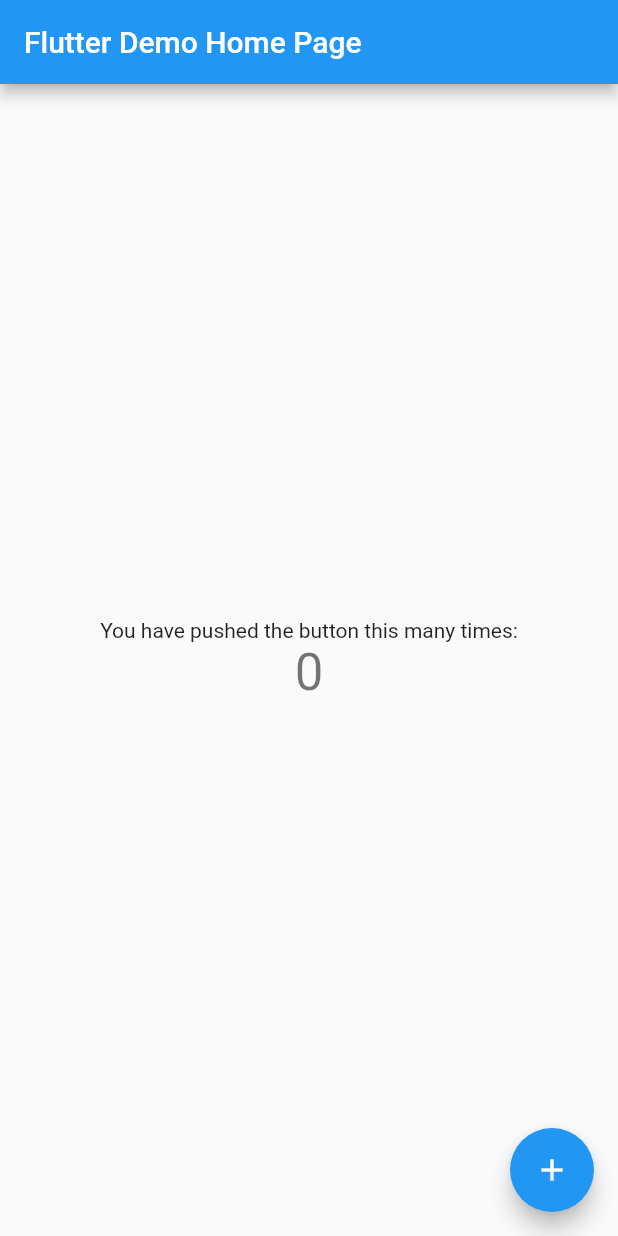
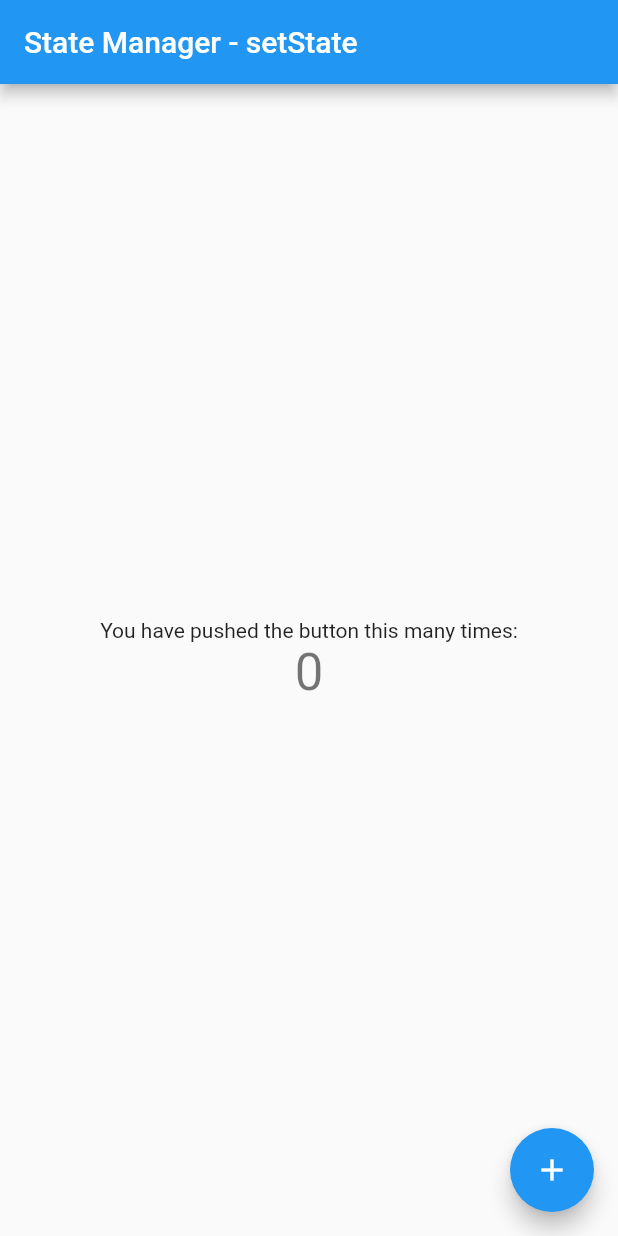
Before and after one commit to be-sanfra/flutter-state-managers, a Flutter app: the screen it shows after launch, on a phone screen of 412 x 824 dp. Run offline on Flutter 3.47's test engine with Material 2 defaults, Android fonts, the phone set to English and light mode, and no system bars.

Commit message:
Created 'setState' example

```diff
--- a/lib/app.dart
+++ b/lib/app.dart
@@ -21,7 +21,7 @@ class App extends StatelessWidget {
         // is not restarted.
         primarySwatch: Colors.blue,
       ),
-      home: const SetStatePage(title: 'Flutter Demo Home Page'),
+      home: const SetStatePage(),
     );
   }
 }
--- a/lib/pages/set_state_page.dart
+++ b/lib/pages/set_state_page.dart
@@ -1,18 +1,7 @@
 import 'package:flutter/material.dart';
 
 class SetStatePage extends StatefulWidget {
-  const SetStatePage({Key? key, required this.title}) : super(key: key);
-
-  // This widget is the home page of your application. It is stateful, meaning
-  // that it has a State object (defined below) that contains fields that affect
-  // how it looks.
-
-  // This class is the configuration for the state. It holds the values (in this
-  // case the title) provided by the parent (in this case the App widget) and
-  // used by the build method of the State. Fields in a Widget subclass are
-  // always marked "final".
-
-  final String title;
+  const SetStatePage({Key? key}) : super(key: key);
 
   @override
   State<SetStatePage> createState() => _SetStatePageState();
@@ -23,47 +12,18 @@ class _SetStatePageState extends State<SetStatePage> {
 
   void _incrementCounter() {
     setState(() {
-      // This call to setState tells the Flutter framework that something has
-      // changed in this State, which causes it to rerun the build method below
-      // so that the display can reflect the updated values. If we changed
-      // _counter without calling setState(), then the build method would not be
-      // called again, and so nothing would appear to happen.
       _counter++;
     });
   }
 
   @override
   Widget build(BuildContext context) {
-    // This method is rerun every time setState is called, for instance as done
-    // by the _incrementCounter method above.
-    //
-    // The Flutter framework has been optimized to make rerunning build methods
-    // fast, so that you can just rebuild anything that needs updating rather
-    // than having to individually change instances of widgets.
     return Scaffold(
       appBar: AppBar(
-        // Here we take the value from the MyHomePage object that was created by
-        // the App.build method, and use it to set our appbar title.
-        title: Text(widget.title),
+        title: const Text('State Manager - setState'),
       ),
       body: Center(
-        // Center is a layout widget. It takes a single child and positions it
-        // in the middle of the parent.
         child: Column(
-          // Column is also a layout widget. It takes a list of children and
-          // arranges them vertically. By default, it sizes itself to fit its
-          // children horizontally, and tries to be as tall as its parent.
-          //
-          // Invoke "debug painting" (press "p" in the console, choose the
-          // "Toggle Debug Paint" action from the Flutter Inspector in Android
-          // Studio, or the "Toggle Debug Paint" command in Visual Studio Code)
-          // to see the wireframe for each widget.
-          //
-          // Column has various properties to control how it sizes itself and
-          // how it positions its children. Here we use mainAxisAlignment to
-          // center the children vertically; the main axis here is the vertical
-          // axis because Columns are vertical (the cross axis would be
-          // horizontal).
           mainAxisAlignment: MainAxisAlignment.center,
           children: <Widget>[
             const Text(
@@ -80,7 +40,7 @@ class _SetStatePageState extends State<SetStatePage> {
         onPressed: _incrementCounter,
         tooltip: 'Increment',
         child: const Icon(Icons.add),
-      ), // This trailing comma makes auto-formatting nicer for build methods.
+      ),
     );
   }
 }
```
